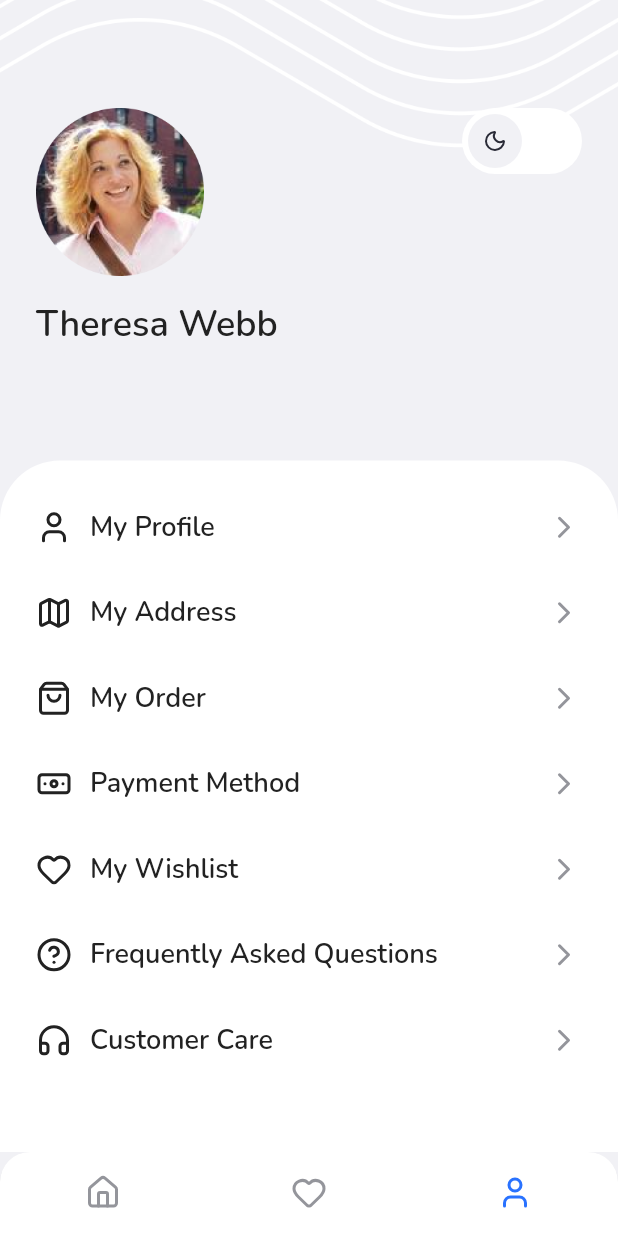
After one commit to andarwaly/space-bwa, a Flutter app: the ProfilePage screen opened by its route, on a phone screen of 412 x 824 dp. The commit adds this screen. Run offline on Flutter 3.47's test engine with Material 2 defaults, Android fonts, the phone set to English and light mode, and no system bars; our stand-ins replace carousel_slider, fluttertoast, google_fonts, lucide_icons, shimmer.

Commit message:
Profile page + darkMode

```diff
--- a/lib/main.dart
+++ b/lib/main.dart
@@ -2,6 +2,7 @@ import 'package:flutter/material.dart';
 import 'package:space/pages/category_page.dart';
 import 'package:space/pages/homepage.dart';
 import 'package:space/pages/onboarding_page.dart';
+import 'package:space/pages/profile_page.dart';
 import 'package:space/pages/search_page.dart';
 import 'package:space/pages/seearch_result_page.dart';
 import 'package:space/pages/splash_page.dart';
@@ -26,6 +27,7 @@ class MyApp extends StatelessWidget {
         '/search-result': (context) => const SearchResultPage(),
         '/category-page': (context) => const CateGoryPage(),
         '/wishlist-page': (context) => const WishlistPage(),
+        '/profile-page': (context) => const ProfilePage()
       },
     );
   }
--- a/lib/pages/homepage.dart
+++ b/lib/pages/homepage.dart
@@ -30,9 +30,15 @@ class _HomePageState extends State<HomePage> {
               setState(() {
                 Navigator.pushNamed(context, '/wishlist-page');
               });
+            } else {
+              if (value == 2) {
+                setState(() {
+                  Navigator.pushNamed(context, '/profile-page');
+                });
+              }
             }
           },
-          selectedItemColor: kBlackColor,
+          selectedItemColor: kBlueColor,
           unselectedItemColor: kGrayColor,
           showUnselectedLabels: false,
           showSelectedLabels: false,
--- /dev/null
+++ b/lib/pages/profile_page.dart
@@ -0,0 +1,221 @@
+import 'dart:async';
+
+import 'package:flutter/material.dart';
+import 'package:lucide_icons/lucide_icons.dart';
+import 'package:space/widgets/profile_option.dart';
+import '../theme.dart';
+
+class ProfilePage extends StatefulWidget {
+  const ProfilePage({Key? key}) : super(key: key);
+
+  @override
+  State<ProfilePage> createState() => _ProfilePageState();
+}
+
+class _ProfilePageState extends State<ProfilePage> {
+  bool isLightMode = true;
+  double opacity = 1;
+  @override
+  Widget build(BuildContext context) {
+    return AnimatedOpacity(
+      duration: const Duration(milliseconds: 450),
+      opacity: opacity,
+      child: Scaffold(
+        backgroundColor: isLightMode ? kWhiteGray : kBlackBg,
+        bottomNavigationBar: ClipRRect(
+          borderRadius: const BorderRadius.only(
+            topLeft: Radius.circular(20),
+            topRight: Radius.circular(20),
+          ),
+          child: BottomNavigationBar(
+            currentIndex: 2,
+            onTap: (value) {
+              if (value == 0) {
+                setState(() {
+                  Navigator.pushNamed(context, '/home');
+                });
+              } else {
+                if (value == 1) {
+                  setState(() {
+                    Navigator.pushNamed(context, '/wishlist-page');
+                  });
+                }
+              }
+            },
+            selectedItemColor: kBlueColor,
+            unselectedItemColor: kGrayColor,
+            showUnselectedLabels: false,
+            showSelectedLabels: false,
+            items: const <BottomNavigationBarItem>[
+              BottomNavigationBarItem(
+                  icon: Icon(
+                    LucideIcons.home,
+                    size: 24,
+                  ),
+                  label: 'Home'),
+              BottomNavigationBarItem(
+                  icon: Icon(
+                    LucideIcons.heart,
+                    size: 24,
+                  ),
+                  label: 'Wishlist'),
+              BottomNavigationBarItem(
+                  icon: Icon(
+                    LucideIcons.user,
+                    size: 24,
+                  ),
+                  label: 'Profile'),
+            ],
+            backgroundColor: isLightMode ? kWhiteColor : kBlackAccentBG,
+          ),
+        ),
+        body: Stack(
+          children: [
+            Image.asset(isLightMode
+                ? 'assets/images/pattern_bg.png'
+                : 'assets/images/pattern_bg_dark.png'),
+            ListView(
+              children: [
+                //* NOTE Section Header
+                Container(
+                  margin: const EdgeInsets.only(top: 72),
+                  padding: const EdgeInsets.symmetric(horizontal: 24),
+                  child: Row(
+                    crossAxisAlignment: CrossAxisAlignment.start,
+                    mainAxisAlignment: MainAxisAlignment.center,
+                    children: [
+                      Column(
+                        crossAxisAlignment: CrossAxisAlignment.start,
+                        children: [
+                          Image.asset(
+                            'assets/images/userpp.png',
+                            height: 112,
+                          ),
+                          const SizedBox(
+                            height: 16,
+                          ),
+                          Text(
+                            'Theresa Webb',
+                            style: isLightMode
+                                ? blackText.copyWith(
+                                    fontSize: 24, fontWeight: semiBold)
+                                : whiteText.copyWith(
+                                    fontSize: 24, fontWeight: semiBold),
+                          ),
+                        ],
+                      ),
+                      const Spacer(),
+                      GestureDetector(
+                        onTap: () {
+                          setState(
+                            () {
+                              isLightMode = !isLightMode;
+                              opacity = 0.6;
+                            },
+                          );
+                          Timer(const Duration(milliseconds: 250), () {
+                            setState(() {
+                              opacity = 1;
+                            });
+                          });
+                        },
+                        child: Container(
+                          height: 44,
+                          width: 80,
+                          padding: const EdgeInsets.all(4),
+                          decoration: BoxDecoration(
+                            borderRadius: BorderRadius.circular(100),
+                            color: isLightMode ? kWhiteColor : kBlackAccentBG,
+                          ),
+                          child: AnimatedAlign(
+                            alignment: isLightMode
+                                ? Alignment.centerLeft
+                                : Alignment.centerRight,
+                            duration: const Duration(milliseconds: 250),
+                            curve: Curves.easeInOut,
+                            child: Container(
+                                padding: const EdgeInsets.all(10),
+                                constraints: const BoxConstraints(
+                                    maxHeight: 36, maxWidth: 36),
+                                decoration: BoxDecoration(
+                                    color:
+                                        isLightMode ? kWhiteGray : kBlackGrayBG,
+                                    shape: BoxShape.circle),
+                                child: Icon(
+                                  isLightMode
+                                      ? LucideIcons.moon
+                                      : LucideIcons.sun,
+                                  size: 16,
+                                  color:
+                                      isLightMode ? kBlackAccent : kYellowColor,
+                                )),
+                          ),
+                        ),
+                      )
+                    ],
+                  ),
+                ),
+                const SizedBox(
+                  height: 50,
+                ),
+                //* NOTE Menu Section
+                Container(
+                  padding:
+                      const EdgeInsets.symmetric(horizontal: 24, vertical: 32),
+                  margin: const EdgeInsets.only(top: 24),
+                  decoration: BoxDecoration(
+                    color: isLightMode ? kWhiteColor : kBlackAccentBG,
+                    borderRadius:
+                        const BorderRadius.vertical(top: Radius.circular(40)),
+                  ),
+                  child: Column(
+                    children: [
+                      ProfileOption(
+                        menu: 'My Profile',
+                        preffixIcon: LucideIcons.user,
+                        suffixIcon: LucideIcons.chevronRight,
+                        isLightMode: isLightMode,
+                      ),
+                      ProfileOption(
+                        menu: 'My Address',
+                        preffixIcon: LucideIcons.map,
+                        suffixIcon: LucideIcons.chevronRight,
+                        isLightMode: isLightMode,
+                      ),
+                      ProfileOption(
+                        menu: 'My Order',
+                        preffixIcon: LucideIcons.shoppingBag,
+                        suffixIcon: LucideIcons.chevronRight,
+                        isLightMode: isLightMode,
+                      ),
+                      ProfileOption(
+                          menu: 'Payment Method',
+                          preffixIcon: LucideIcons.banknote,
+                          suffixIcon: LucideIcons.chevronRight,
+                          isLightMode: isLightMode),
+                      ProfileOption(
+                          menu: 'My Wishlist',
+                          preffixIcon: LucideIcons.heart,
+                          suffixIcon: LucideIcons.chevronRight,
+                          isLightMode: isLightMode),
+                      ProfileOption(
+                          menu: 'Frequently Asked Questions',
+                          preffixIcon: LucideIcons.helpCircle,
+                          suffixIcon: LucideIcons.chevronRight,
+                          isLightMode: isLightMode),
+                      ProfileOption(
+                          menu: 'Customer Care',
+                          preffixIcon: LucideIcons.headphones,
+                          suffixIcon: LucideIcons.chevronRight,
+                          isLightMode: isLightMode),
+                    ],
+                  ),
+                )
+              ],
+            ),
+          ],
+        ),
+      ),
+    );
+  }
+}
--- a/lib/pages/wishilist_page.dart
+++ b/lib/pages/wishilist_page.dart
@@ -85,9 +85,15 @@ class _WishlistPageState extends State<WishlistPage> {
               setState(() {
                 Navigator.pushNamed(context, '/home');
               });
+            } else {
+              if (value == 2) {
+                setState(() {
+                  Navigator.pushNamed(context, '/profile-page');
+                });
+              }
             }
           },
-          selectedItemColor: kBlackColor,
+          selectedItemColor: kBlueColor,
           unselectedItemColor: kGrayColor,
           showUnselectedLabels: false,
           showSelectedLabels: false,
--- a/lib/theme.dart
+++ b/lib/theme.dart
@@ -10,6 +10,9 @@ const Color kWhiteColor = Color(0xffFFFFFF);
 const Color kRedColor = Color(0xffFF314A);
 const Color kYellowColor = Color(0xffFFBA00);
 const Color kBlueColor = Color(0xff2972FF);
+const Color kBlackBg = Color(0xff1F1D2B);
+const Color kBlackAccentBG = Color(0xff252836);
+const Color kBlackGrayBG = Color(0xff353440);
 
 FontWeight light = FontWeight.w300;
 FontWeight reguler = FontWeight.w400;
--- /dev/null
+++ b/lib/widgets/profile_option.dart
@@ -0,0 +1,54 @@
+import 'package:flutter/material.dart';
+import 'package:space/theme.dart';
+
+class ProfileOption extends StatelessWidget {
+  final String menu;
+  final IconData preffixIcon;
+  final IconData suffixIcon;
+  final bool isLightMode;
+
+  const ProfileOption({
+    Key? key,
+    required this.menu,
+    required this.preffixIcon,
+    required this.suffixIcon,
+    required this.isLightMode,
+  }) : super(key: key);
+
+  @override
+  Widget build(BuildContext context) {
+    return Container(
+      margin: const EdgeInsets.only(bottom: 32),
+      child: Row(
+        children: [
+          Icon(
+            preffixIcon,
+            size: 24,
+            color: isLightMode ? kBlackColor : kWhiteColor,
+          ),
+          const SizedBox(
+            width: 12,
+          ),
+          Text(
+            menu,
+            style: isLightMode
+                ? blackText.copyWith(
+                    fontSize: 18,
+                    fontWeight: semiBold,
+                  )
+                : whiteText.copyWith(
+                    fontSize: 18,
+                    fontWeight: semiBold,
+                  ),
+          ),
+          const Spacer(),
+          Icon(
+            suffixIcon,
+            size: 24,
+            color: kGrayColor,
+          ),
+        ],
+      ),
+    );
+  }
+}
```
Also changed, not shown: assets/images/pattern_bg_dark.png (added).
